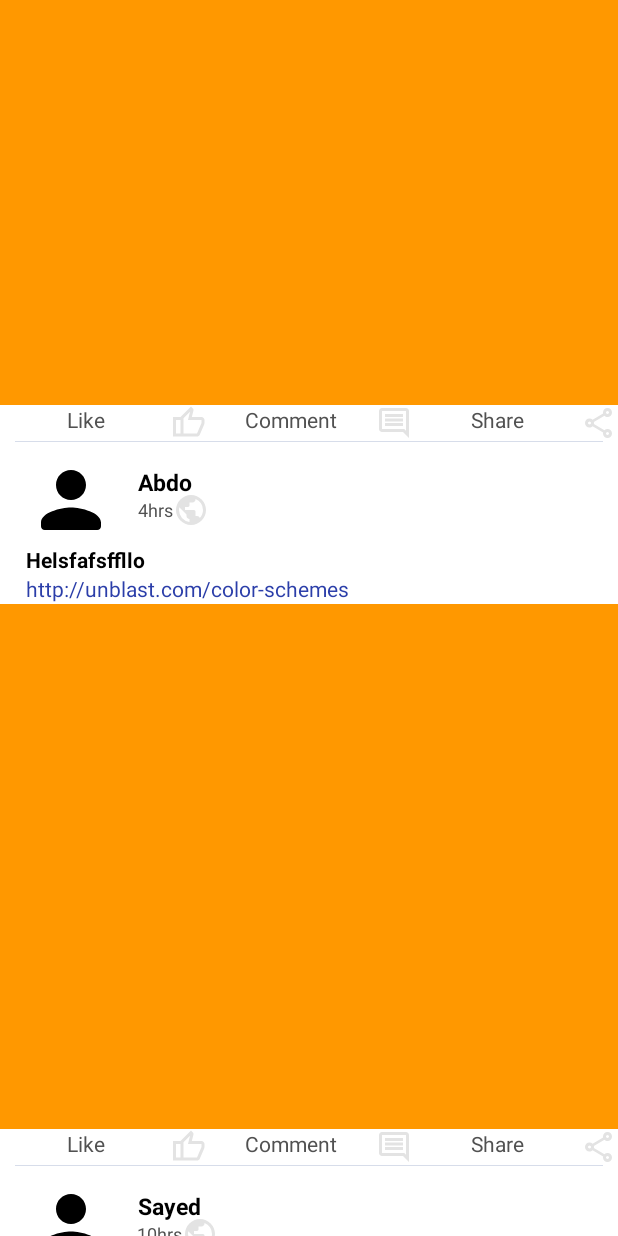
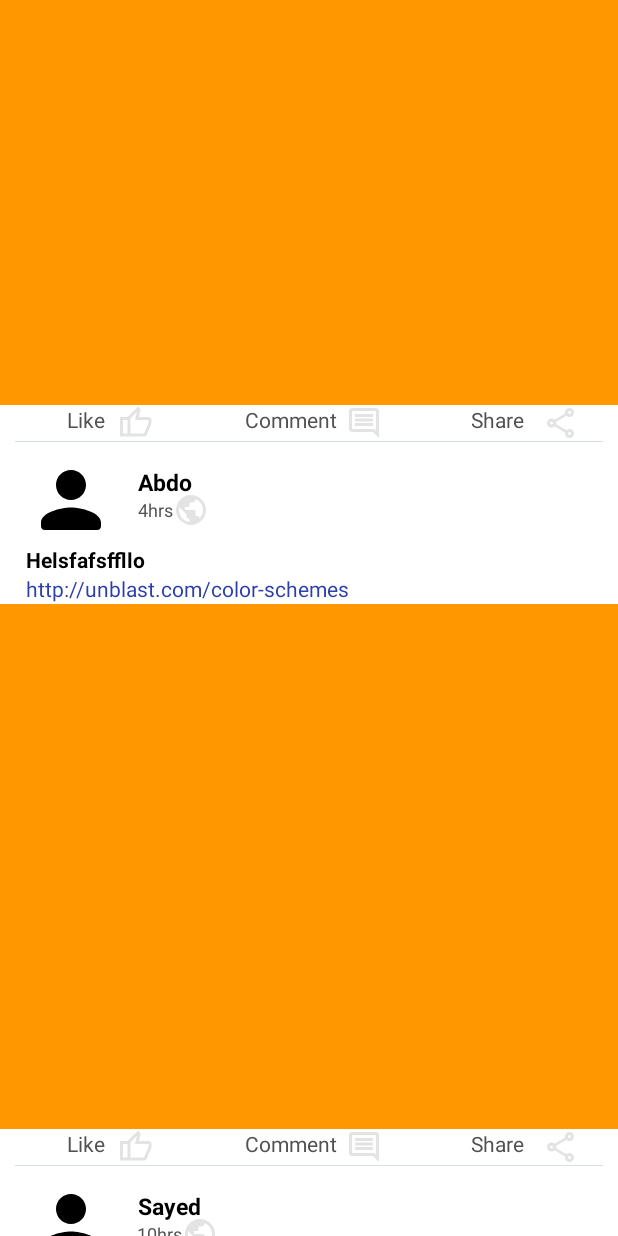
Before and after one commit to Man3om/FacebookTiimeline, an Android app: the screen it shows after launch (MainActivity), scrolled down 1153 dp, on a phone screen of 412 x 824 dp. Run offline under Robolectric (Android 15) with nearby library versions, the phone set to English and light mode, and no system bars.

Commit message:
- Enhancing Xml View.

```diff
--- a/app/src/main/res/layout/timeline_layout.xml
+++ b/app/src/main/res/layout/timeline_layout.xml
@@ -110,7 +110,9 @@
             android:layout_weight="1"
             android:textColor="@color/gray"
             android:textSize="14sp"
-            app:drawableEndCompat="@drawable/like_icon" />
+            app:drawableEndCompat="@drawable/like_icon"
+            android:paddingHorizontal="35dp"
+            />
 
         <TextView
             android:layout_width="0dp"
@@ -120,7 +122,8 @@
             android:layout_weight="1"
             android:textColor="@color/gray"
             android:textSize="14sp"
-            app:drawableEndCompat="@drawable/comment_icon"/>
+            app:drawableEndCompat="@drawable/comment_icon"
+            android:paddingHorizontal="20dp" />
 
         <TextView
             android:layout_width="0dp"
@@ -130,7 +133,8 @@
             android:layout_weight="1"
             android:textColor="@color/gray"
             android:textSize="14sp"
-            app:drawableEndCompat="@drawable/share_icon"/>
+            app:drawableEndCompat="@drawable/share_icon"
+            android:paddingHorizontal="25dp"/>
     </LinearLayout>
 
     <View
```
